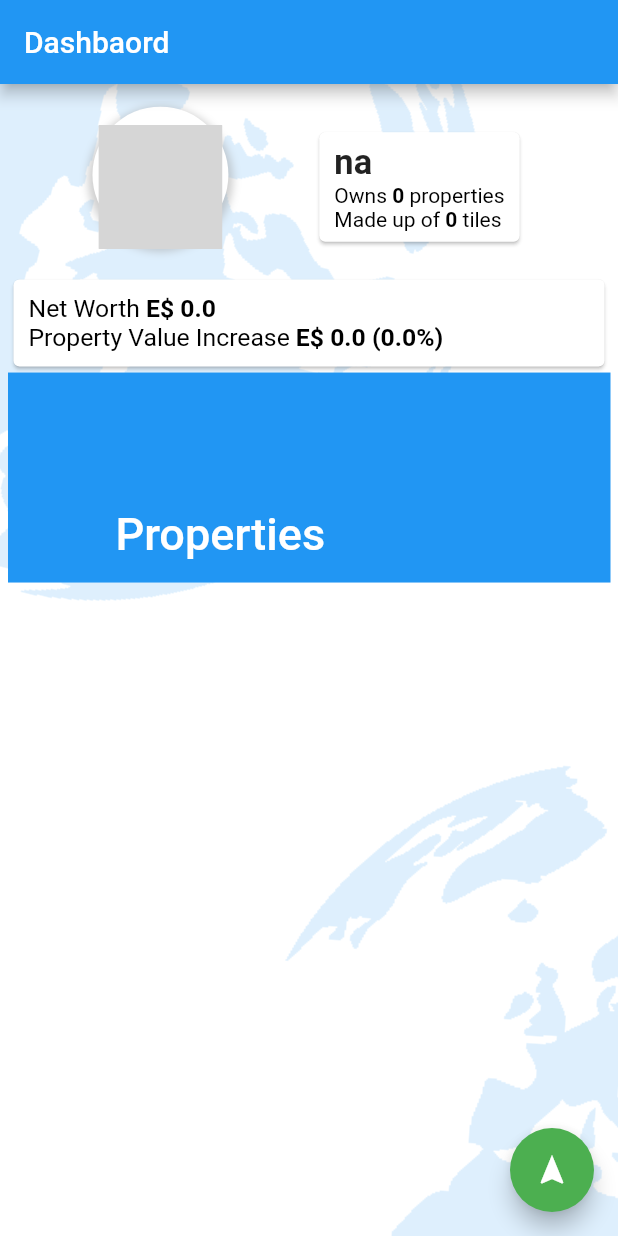
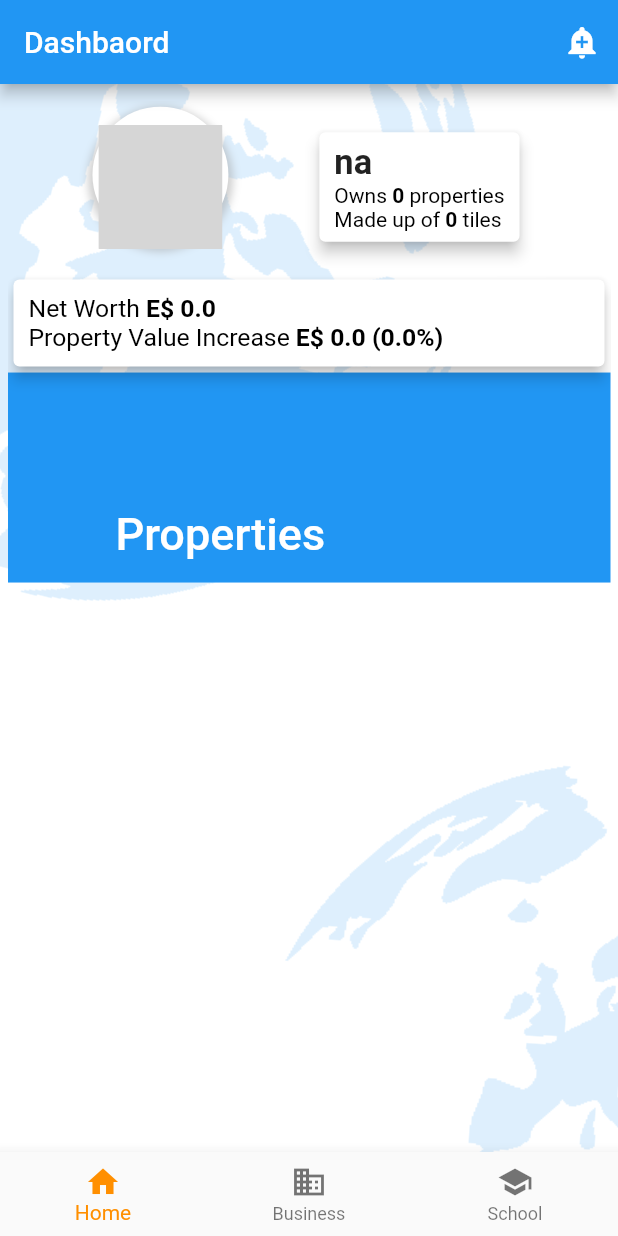
Before and after one commit to TheGuy686/my-e2, a Flutter app: the screen it shows after launch, on a phone screen of 412 x 824 dp. Run offline on Flutter 3.47's test engine with Material 2 defaults, Android fonts, the light colour scheme and no system bars; our stand-ins replace flutter_svg; network calls fail; grey boxes are pictures that could not be loaded.

Commit message:
after getting the tab controller added

```diff
--- /dev/null
+++ b/lib/pages/MainTabNavigation.dart
@@ -0,0 +1,74 @@
+import 'package:flutter/material.dart';
+
+import 'dashboard/Dashbaord.dart';
+
+class MainTabNavigation extends StatefulWidget {
+  @override
+  _MainTabNavigationState createState() => _MainTabNavigationState();
+}
+
+/// This is the private State class that goes with MyStatefulWidget.
+class _MainTabNavigationState extends State<MainTabNavigation> {
+  int _selectedIndex = 0;
+
+  void _onItemTapped(int index) {
+    setState(() {
+      _selectedIndex = index;
+    });
+  }
+
+  List<Widget> _widgetOptions = <Widget>[
+    Dashboard(),
+    Text(
+      'Index 1: Business',
+    ),
+    Text(
+      'Index 2: School',
+    ),
+    Text(
+      'Index 3: Settings',
+    ),
+  ];
+
+  @override
+  Widget build(BuildContext context) {
+    return Scaffold(
+      appBar: AppBar(
+        title: const Text('Dashbaord'),
+        actions: <Widget>[
+          IconButton(
+            icon: const Icon(Icons.add_alert),
+            tooltip: 'Show Snackbar',
+            onPressed: () {
+              ScaffoldMessenger.of(context).showSnackBar(
+                  const SnackBar(content: Text('This is a snackbar')));
+            },
+          ),
+        ],
+      ),
+      backgroundColor: Colors.white,
+      body: Container(
+        child: _widgetOptions.elementAt(_selectedIndex),
+      ),
+      bottomNavigationBar: BottomNavigationBar(
+        items: const <BottomNavigationBarItem>[
+          BottomNavigationBarItem(
+            icon: Icon(Icons.home),
+            label: 'Home',
+          ),
+          BottomNavigationBarItem(
+            icon: Icon(Icons.business),
+            label: 'Business',
+          ),
+          BottomNavigationBarItem(
+            icon: Icon(Icons.school),
+            label: 'School',
+          ),
+        ],
+        currentIndex: _selectedIndex,
+        selectedItemColor: Colors.amber[800],
+        onTap: _onItemTapped,
+      ),
+    );
+  }
+}
--- a/lib/pages/dashboard/Dashbaord.dart
+++ b/lib/pages/dashboard/Dashbaord.dart
@@ -4,8 +4,6 @@ import 'package:http/http.dart' as http;
 import 'dart:convert';
 import 'dart:async';
 import 'package:my_e2/pages/dashboard/Avatar.dart';
-import 'package:my_e2/pages/dashboard/models/Property.dart';
-import 'package:flutter_svg/flutter_svg.dart' show SvgPicture;
 
 import 'models/Profile.dart';
 
@@ -64,19 +62,7 @@ class _DashboardState extends State<Dashboard> {
       fontSize: 11,
     );
 
-    return Scaffold(
-      appBar: AppBar(
-        title: const Text('Dashbaord'),
-      ),
-      backgroundColor: Colors.white,
-      floatingActionButton: FloatingActionButton(
-        onPressed: () {
-          futureProfile = fetchProfile(_updateProfile);
-        },
-        child: Icon(Icons.navigation),
-        backgroundColor: Colors.green,
-      ),
-      body: Stack(
+    return Stack(
       children: [
         Positioned(
           left: -(screenWidth * 1.05),
@@ -117,6 +103,7 @@ class _DashboardState extends State<Dashboard> {
                   children: [
                     Avatar(),
                     Card(
+                      elevation: 4,
                       child: Container(
                         child: Padding(
                           padding: const EdgeInsets.fromLTRB(10, 7, 10, 7),
@@ -173,6 +160,7 @@ class _DashboardState extends State<Dashboard> {
               SliverToBoxAdapter(
                 child: Container(
                   child: Card(
+                    elevation: 4,
                     child: Padding(
                       padding: EdgeInsets.all(10),
                       child: Column(
@@ -187,8 +175,7 @@ class _DashboardState extends State<Dashboard> {
                               ),
                               children: <TextSpan>[
                                 TextSpan(
-                                    text:
-                                        '${e2Cur} ${prof.netWorth.toString()}',
+                                  text: '${e2Cur} ${prof.netWorth.toString()}',
                                   style: TextStyle(
                                     fontWeight: FontWeight.bold,
                                   ),
@@ -266,17 +253,15 @@ class _DashboardState extends State<Dashboard> {
                                     child: Container(
                                       //color: Colors.white,
                                       decoration: BoxDecoration(
-                                          borderRadius:
-                                              BorderRadius.circular(4),
+                                        borderRadius: BorderRadius.circular(4),
                                         color: Colors.white,
                                       ),
-                                        padding: EdgeInsets.all(4),
+                                      padding: EdgeInsets.fromLTRB(5, 4, 5, 4),
                                       child: Row(
                                         children: [
                                           RichText(
                                             text: TextSpan(
-                                                text:
-                                                    '${prop.tiles.toString()} ',
+                                              text: '${prop.tiles.toString()} ',
                                               style: TextStyle(
                                                 color: Colors.black,
                                                 fontSize: 9,
@@ -329,8 +314,7 @@ class _DashboardState extends State<Dashboard> {
                                     Row(
                                       children: [
                                         Text(
-                                            "Price: ${e2Cur}${prop.price.toString()} (${prop.tradeValue.toString()})",
-                                            style: giInfoTextStyle,
+                                          'Price: ${e2Cur}${prop.location.location}',
                                         ),
                                       ],
                                     ),
@@ -370,7 +354,6 @@ class _DashboardState extends State<Dashboard> {
           ),
         ),
       ],
-      ),
     );
   }
 }
--- a/pubspec.yaml
+++ b/pubspec.yaml
@@ -26,6 +26,7 @@ dependencies:
   flutter_bloc: ^6.1.3
   http: ^0.13.0
   flutter_svg: ^0.19.3
+  youtube_player_flutter: ^7.0.0
 
 
   # The following adds the Cupertino Icons font to your application.
```
Also changed, not shown: lib/pages/SplashScreen.dart (+5 -3 lines), pubspec.lock, 1 other file. Lines whose indentation alone changed are shown as unchanged.
